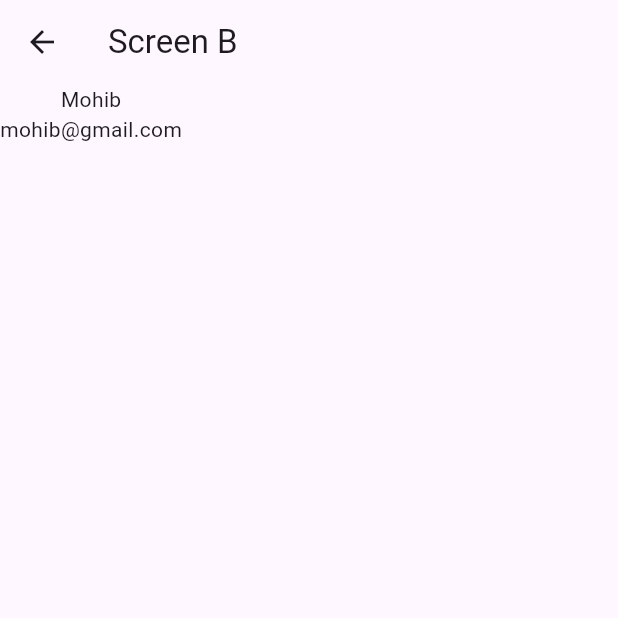
After one commit to AbRehman536/mohib_frontend, a Flutter app: the screen it shows after launch, after a tap on "Show next screen", on a phone screen of 412 x 824 dp, the top half of it. The commit adds this screen. Run offline on Flutter 3.47's test engine with Material 3 defaults, Android fonts, the phone set to English and light mode, and no system bars; our stand-ins replace google_maps_flutter, pinput, smooth_page_indicator.

Commit message:
Provider Done

```diff
--- a/lib/main.dart
+++ b/lib/main.dart
@@ -14,15 +14,21 @@ import 'package:mohib_frontend/multi_selection.dart';
 import 'package:mohib_frontend/nested_row_column.dart';
 import 'package:mohib_frontend/pageview.dart';
 import 'package:mohib_frontend/passing%20parameters/screen_1.dart';
+import 'package:mohib_frontend/provider/screen_a.dart';
+import 'package:mohib_frontend/provider/user_provider.dart';
 import 'package:mohib_frontend/row_column.dart';
 import 'package:mohib_frontend/settings.dart';
 import 'package:mohib_frontend/single_selection.dart';
 import 'package:mohib_frontend/tab_bar.dart';
+import 'package:provider/provider.dart';
 
 import 'appBar.dart';
 
 void main() {
-  runApp(const MyApp());
+  runApp(MultiProvider(providers: [
+    ChangeNotifierProvider(create: (context)=> UserProvider()),
+  ],
+  child: const MyApp()));
 }
 
 class MyApp extends StatelessWidget {
@@ -52,7 +58,7 @@ class MyApp extends StatelessWidget {
         // tested with just a hot reload.
         colorScheme: ColorScheme.fromSeed(seedColor: Colors.deepPurple),
       ),
-      home: Screen1(),
+      home: ScreenA(),
     );
   }
 }
--- /dev/null
+++ b/lib/provider/screen_a.dart
@@ -0,0 +1,23 @@
+import 'package:flutter/material.dart';
+import 'package:mohib_frontend/provider/screen_b.dart';
+import 'package:mohib_frontend/provider/user_provider.dart';
+import 'package:provider/provider.dart';
+
+class ScreenA extends StatelessWidget {
+  const ScreenA({super.key});
+
+  @override
+  Widget build(BuildContext context) {
+    var userProvider = Provider.of<UserProvider>(context);
+    return Scaffold(
+      appBar: AppBar(
+        title: Text("Screen A"),
+      ),
+      body: Center(child: ElevatedButton(onPressed: (){
+        userProvider.setName("Mohib");
+        userProvider.setEmail("mohib@gmail.com");
+        Navigator.push(context, MaterialPageRoute(builder: (context)=> ScreenB()));
+      }, child: Text("Show next screen")),),
+    );
+  }
+}
--- /dev/null
+++ b/lib/provider/screen_b.dart
@@ -0,0 +1,21 @@
+import 'package:flutter/material.dart';
+import 'package:mohib_frontend/provider/user_provider.dart';
+import 'package:provider/provider.dart';
+
+class ScreenB extends StatelessWidget {
+  const ScreenB({super.key});
+
+  @override
+  Widget build(BuildContext context) {
+    var userProvider = Provider.of<UserProvider>(context);
+    return Scaffold(
+      appBar: AppBar(
+        title: Text("Screen B"),
+      ),
+      body: Column(children: [
+        Text(userProvider.getName().toString()),
+        Text(userProvider.getEmail().toString()),
+      ],),
+    );
+  }
+}
--- /dev/null
+++ b/lib/provider/user_provider.dart
@@ -0,0 +1,23 @@
+import 'package:flutter/cupertino.dart';
+
+class UserProvider extends ChangeNotifier{
+  String _name = "";
+  String _email = "";
+
+
+  ///set Name
+  void setName(String value){
+    _name = value;
+    notifyListeners();
+  }
+  ///set Email
+  void setEmail(String value){
+    _email = value;
+    notifyListeners();
+  }
+
+  ///get Name
+  String getName() => _name;
+  ///get Email
+  String getEmail() => _email;
+}
--- a/pubspec.yaml
+++ b/pubspec.yaml
@@ -38,6 +38,7 @@ dependencies:
   intl: ^0.20.2
   pinput: ^6.0.1
   google_maps_flutter: ^2.14.0
+  provider: ^6.1.5+1
 
 dev_dependencies:
   flutter_test:
```
Also changed, not shown: pubspec.lock.
